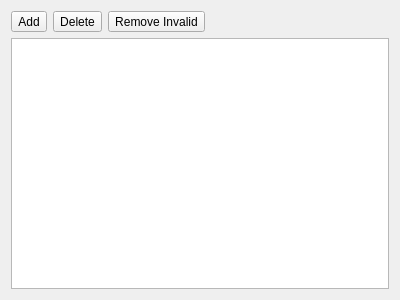
Qt form RedPandaIDE/settingsdialog/compilersetdirectorieswidget.ui (royqh1979/RedPanda-CPP) before a commit.
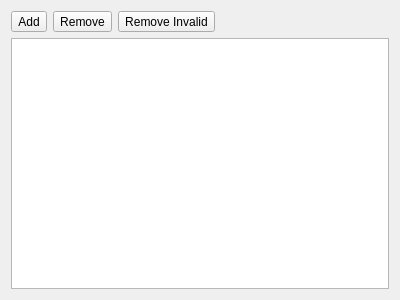
The same form after that commit. Icons and pictures are not drawn.

The edit to the form file:
```diff
--- a/RedPandaIDE/settingsdialog/compilersetdirectorieswidget.ui
+++ b/RedPandaIDE/settingsdialog/compilersetdirectorieswidget.ui
@@ -59,7 +59,7 @@
          <string>Delete</string>
         </property>
         <property name="text">
-         <string>Delete</string>
+         <string>Remove</string>
         </property>
         <property name="icon">
          <iconset>
```
Left out of the diff: 2 changed lines with no effect on the pictures.
